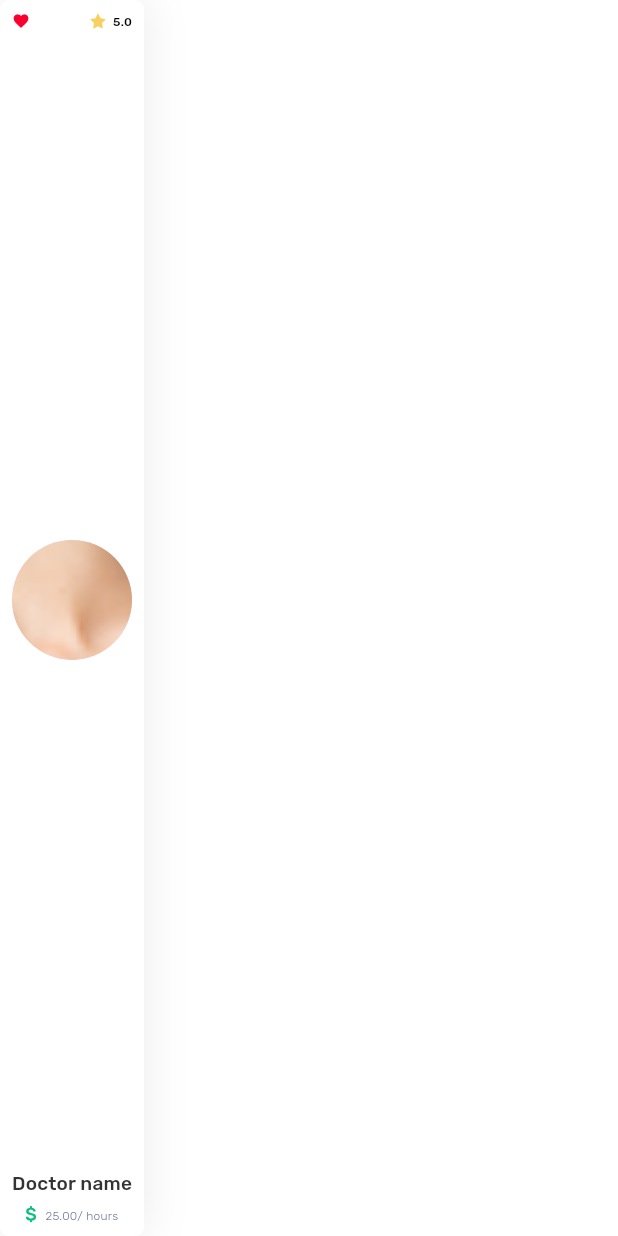
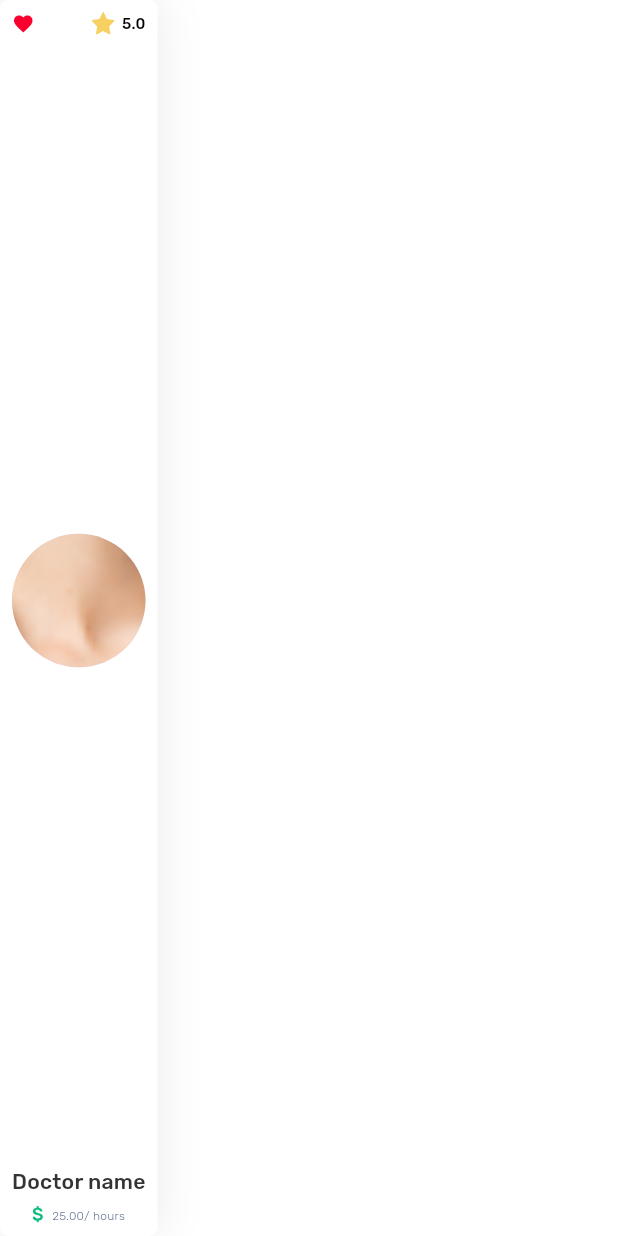
Before and after one commit to abdallahelnshar123-ux/doctor_hunt, a Flutter app: the FeatureDoctorsItem widget shown alone on an empty page, opened directly, on a phone screen of 412 x 824 dp. Run offline on Flutter 3.47's test engine with Material 3 defaults, Android fonts, the phone set to English and light mode, and no system bars; our stand-ins replace calendar_date_picker2, flutter_svg, go_router, google_fonts.

Commit message:
Implement Favorite Doctors screen and refactor featured doctor components
* Update `FavoriteTab` from a placeholder to a full screen featuring a search bar, a grid of `FavouriteDoctorCard` widgets, and the `FeatureDoctorsWidget`.
* Refactor and rename `FeatureDoctorsItem` to `FavouriteDoctorCard`, adjusting its layout for the favorite tab's grid view.
* Relocate `FeatureDoctorsWidget` and its corresponding item to the `main_screen` feature directory and update styling/labels.
* Update routing configuration to set `MainRoute` as the root path (`/`) and relocate `AppointmentRoute` to `/appointment`.
* Clean up the `favourite_tab` directory by removing unused `BrowseTab` and `ChatTab` placeholders.
* Update imports across `MainScreen` and `HomeTab` to reflect the component relocations.

```diff
--- a/lib/apps/core/router/app_routes.dart
+++ b/lib/apps/core/router/app_routes.dart
@@ -32,7 +32,7 @@ class RegisterRoute extends GoRouteData with $RegisterRoute {
   }
 }
 
-@TypedGoRoute<MainRoute>(path: '/main')
+@TypedGoRoute<MainRoute>(path: '/')
 class MainRoute extends GoRouteData with $MainRoute {
   const MainRoute();
 
@@ -81,7 +81,7 @@ class DoctorDetailsRoute extends GoRouteData with $DoctorDetailsRoute {
     return const DoctorDetailsScreen();
   }
 }
-@TypedGoRoute<AppointmentRoute>(path: '/')
+@TypedGoRoute<AppointmentRoute>(path: '/appointment')
 class AppointmentRoute extends GoRouteData with $AppointmentRoute {
   const AppointmentRoute();
 
--- a/lib/apps/features/home_tab/presentation/screens/home_tab.dart
+++ b/lib/apps/features/home_tab/presentation/screens/home_tab.dart
@@ -5,8 +5,8 @@ import 'package:doctor_hunt/generated/app_assets.dart';
 import 'package:doctor_hunt/generated/style_atoms.dart';
 import 'package:flutter/material.dart';
 
+import '../../../main_screen/widget/feature_doctors_widget.dart';
 import '../widget/categories_widget.dart';
-import '../widget/feature_doctors_widget.dart';
 import '../widget/live_doctors_widget.dart';
 import '../widget/popular_doctors_widget.dart';
 
--- a/lib/apps/features/main_screen/presentation/screens/main_screen.dart
+++ b/lib/apps/features/main_screen/presentation/screens/main_screen.dart
@@ -6,7 +6,7 @@ import '../../../../core/theme/app_colors.dart';
 import '../../../../core/widgets/app_scaffold.dart';
 import '../../../browse_tab/presentation/screens/browse_tab.dart';
 import '../../../chat_tab/presentation/screens/chat_tab.dart';
-import '../../../favourite_tab/presentation/tabs/favorite_tab.dart';
+import '../../../favourite_tab/presentation/screens/favorite_tab.dart';
 import '../../../home_tab/presentation/screens/home_tab.dart';
 
 
--- a/lib/apps/features/home_tab/presentation/widget/feature_doctors_item.dart
+++ b/lib/apps/features/main_screen/widget/feature_doctors_item.dart
@@ -17,7 +17,7 @@ class FeatureDoctorsItem extends StatelessWidget {
         borderRadius: BorderRadius.circular(6),
         color: AppColors.bgPrimary,
       ),
-      width: 96,
+      width: 105,
       child: Column(
         spacing: 5,
         crossAxisAlignment: .center,
@@ -27,11 +27,11 @@ class FeatureDoctorsItem extends StatelessWidget {
             children: [
               GestureDetector(
                 onTap: () {},
-                child: Icon(Icons.favorite, color: AppColors.badge, size: 12),
+                child: Icon(Icons.favorite, color: AppColors.badge, size: 15),
               ),
               Spacer(),
-              SvgPicture.asset(AppAssets.icons.starIconRated.path, width: 10),
-              Text('5.0', style: context.medium8.black.rubik),
+              SvgPicture.asset(AppAssets.icons.starIconRated.path, width: 15),
+              Text('5.0', style: context.medium10.black.rubik),
             ],
           ),
           Expanded(
@@ -50,7 +50,9 @@ class FeatureDoctorsItem extends StatelessWidget {
             ),
           ),
 
-          Row(
+          FittedBox(
+            fit: .scaleDown,
+            child: Row(
               spacing: 5,
               mainAxisAlignment: .center,
               children: [
@@ -58,6 +60,7 @@ class FeatureDoctorsItem extends StatelessWidget {
                 Text('25.00/ hours', style: context.light8.textSecondary.rubik),
               ],
             ),
+          ),
         ],
       ),
     );
```
Also changed, not shown: lib/apps/features/favourite_tab/presentation/screens/favorite_tab.dart (added, +44 -0 lines), lib/apps/features/favourite_tab/presentation/tabs/browse_tab.dart (deleted, +0 -10 lines), lib/apps/features/favourite_tab/presentation/tabs/chat_tab.dart (deleted, +0 -10 lines), lib/apps/features/favourite_tab/presentation/tabs/favorite_tab.dart (deleted, +0 -10 lines), lib/apps/features/favourite_tab/presentation/widget/favourite_doctor_card.dart (added, +61 -0 lines), lib/apps/features/main_screen/widget/feature_doctors_widget.dart (renamed from lib/apps/features/home_tab/presentation/widget/feature_doctors_widget.dart, +3 -5 lines), lib/apps/core/router/app_routes.g.dart. Lines whose indentation alone changed are shown as unchanged.
